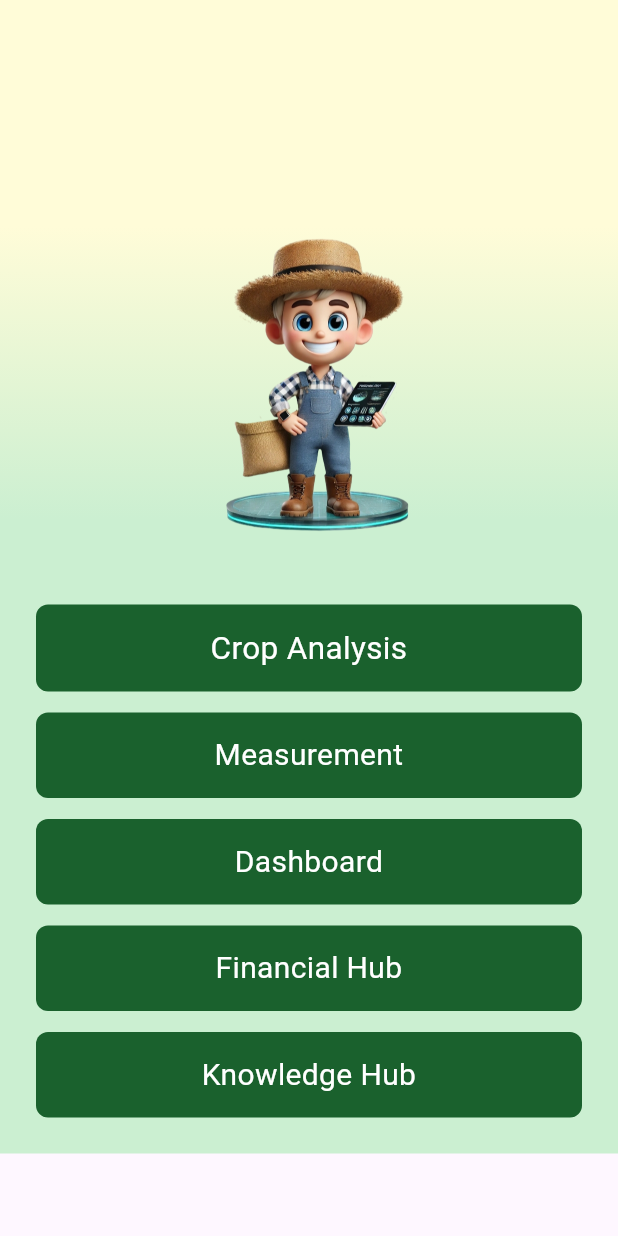
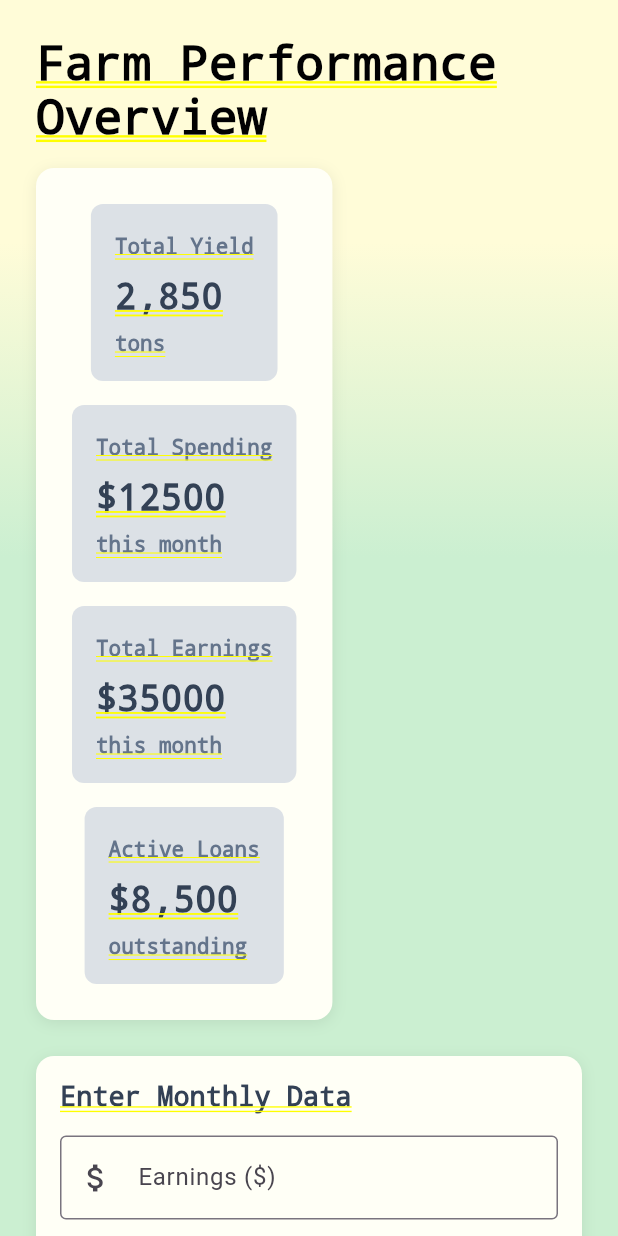
Before and after one commit to lingyuqian0301/farmplus, a Flutter app: the HomeScreen screen opened by its route, after a tap on "Dashboard", on a phone screen of 412 x 824 dp. Run offline on Flutter 3.47's test engine with Material 3 defaults, Android fonts, the phone set to English and light mode, and no system bars; our stand-ins replace flutter_svg, google_fonts.

Commit message:
create folder for each page and add dashboard

```diff
--- a/lib/main.dart
+++ b/lib/main.dart
@@ -2,10 +2,11 @@ import 'package:flutter/material.dart';
 import 'package:flutter/services.dart';
 
 // Use relative path to screens directory
-import 'screens/welcome_screen.dart';
-import 'screens/login_screen.dart';
-import 'screens/home_screen.dart';
-import 'screens/measurement_screen.dart';
+import 'screens/welcome_screen/welcome_screen.dart';
+import 'screens/login_screen/login_screen.dart';
+import 'screens/homescreen/home_screen.dart';
+import 'screens/measurement_screen/measurement_screen.dart';
+import 'screens/farmer_dashboard_screen/farm_performance_overview.dart';
 
 void main() {
   WidgetsFlutterBinding.ensureInitialized();
@@ -33,6 +34,7 @@ class MyApp extends StatelessWidget {
         '/login': (context) => const LoginScreen(), // Add this route
         '/homepage': (context) => const HomeScreen(), // Add this route
         '/measurement': (context) => const MeasurementsScreen(), // Add this route
+        '/farm-dashboard': (context) => const FarmPerformanceOverview(), // Add this route
       },
     );
   }
--- /dev/null
+++ b/lib/screens/farmer_dashboard_screen/data_input_form.dart
@@ -0,0 +1,94 @@
+import 'package:flutter/material.dart';
+import 'package:flutter/services.dart';
+
+class DataInputForm extends StatelessWidget {
+  final Function(double earnings, double spending) onDataSubmitted;
+  final TextEditingController earningsController;
+  final TextEditingController spendingController;
+
+  const DataInputForm({
+    Key? key,
+    required this.onDataSubmitted,
+    required this.earningsController,
+    required this.spendingController,
+  }) : super(key: key);
+
+  @override
+  Widget build(BuildContext context) {
+    return Container(
+      padding: const EdgeInsets.all(16),
+      decoration: BoxDecoration(
+        color: const Color(0xFFFFFFF6),
+        borderRadius: BorderRadius.circular(12),
+        boxShadow: const [
+          BoxShadow(
+            color: Color(0x14000000),
+            blurRadius: 8,
+            offset: Offset(0, 2),
+          ),
+        ],
+      ),
+      child: Column(
+        crossAxisAlignment: CrossAxisAlignment.start,
+        children: [
+          const Text(
+            'Enter Monthly Data',
+            style: TextStyle(
+              fontSize: 18,
+              fontWeight: FontWeight.w600,
+              color: Color(0xFF334155),
+            ),
+          ),
+          const SizedBox(height: 16),
+          TextField(
+            controller: earningsController,
+            decoration: const InputDecoration(
+              labelText: 'Earnings (\$)',
+              border: OutlineInputBorder(),
+              prefixIcon: Icon(Icons.attach_money),
+            ),
+            keyboardType: const TextInputType.numberWithOptions(decimal: true),
+            inputFormatters: [
+              FilteringTextInputFormatter.allow(RegExp(r'^\d+\.?\d{0,2}')),
+            ],
+          ),
+          const SizedBox(height: 12),
+          TextField(
+            controller: spendingController,
+            decoration: const InputDecoration(
+              labelText: 'Spending (\$)',
+              border: OutlineInputBorder(),
+              prefixIcon: Icon(Icons.money_off),
+            ),
+            keyboardType: const TextInputType.numberWithOptions(decimal: true),
+            inputFormatters: [
+              FilteringTextInputFormatter.allow(RegExp(r'^\d+\.?\d{0,2}')),
+            ],
+          ),
+          const SizedBox(height: 16),
+          SizedBox(
+            width: double.infinity,
+            child: ElevatedButton(
+              onPressed: () {
+                final earnings = double.tryParse(earningsController.text) ?? 0;
+                final spending = double.tryParse(spendingController.text) ?? 0;
+                onDataSubmitted(earnings, spending);
+              },
+              style: ElevatedButton.styleFrom(
+                backgroundColor: const Color(0xFF4CAF50),
+                padding: const EdgeInsets.symmetric(vertical: 16),
+                shape: RoundedRectangleBorder(
+                  borderRadius: BorderRadius.circular(8),
+                ),
+              ),
+              child: const Text(
+                'Update Graph',
+                style: TextStyle(fontSize: 16),
+              ),
+            ),
+          ),
+        ],
+      ),
+    );
+  }
+}
--- /dev/null
+++ b/lib/screens/farmer_dashboard_screen/farm_performance_overview.dart
@@ -0,0 +1,170 @@
+import 'package:flutter/material.dart';
+import 'performance_stat_card.dart';
+import 'performance_graph.dart';
+import 'data_input_form.dart';
+import 'performance_data.dart';
+
+class FarmPerformanceOverview extends StatefulWidget {
+  const FarmPerformanceOverview({Key? key}) : super(key: key);
+
+  @override
+  State<FarmPerformanceOverview> createState() => _FarmPerformanceOverviewState();
+}
+
+class _FarmPerformanceOverviewState extends State<FarmPerformanceOverview> {
+  final List<PerformanceData> _performanceData = [];
+  final TextEditingController _earningsController = TextEditingController();
+  final TextEditingController _spendingController = TextEditingController();
+
+  double _totalEarnings = 35000;
+  double _totalSpending = 12500;
+
+  @override
+  void initState() {
+    super.initState();
+    // Initialize with some sample data
+    _performanceData.addAll([
+      PerformanceData(earnings: 35000, spending: 12500, date: DateTime.now().subtract(const Duration(days: 30))),
+      PerformanceData(earnings: 32000, spending: 11000, date: DateTime.now().subtract(const Duration(days: 25))),
+      PerformanceData(earnings: 38000, spending: 13500, date: DateTime.now().subtract(const Duration(days: 20))),
+      PerformanceData(earnings: 34000, spending: 12000, date: DateTime.now().subtract(const Duration(days: 15))),
+      PerformanceData(earnings: 36000, spending: 13000, date: DateTime.now().subtract(const Duration(days: 10))),
+      PerformanceData(earnings: 35000, spending: 12500, date: DateTime.now().subtract(const Duration(days: 5))),
+      PerformanceData(earnings: 37000, spending: 13200, date: DateTime.now()),
+    ]);
+  }
+
+  void _onDataSubmitted(double earnings, double spending) {
+    setState(() {
+      _totalEarnings = earnings;
+      _totalSpending = spending;
+
+      // Add new data point
+      _performanceData.add(PerformanceData(
+        earnings: earnings,
+        spending: spending,
+        date: DateTime.now(),
+      ));
+
+      // Keep only last 7 data points
+      if (_performanceData.length > 7) {
+        _performanceData.removeAt(0);
+      }
+    });
+  }
+
+  @override
+  Widget build(BuildContext context) {
+    return Container(
+      width: double.infinity,
+      decoration: const BoxDecoration(
+        gradient: LinearGradient(
+          begin: Alignment.topCenter,
+          end: Alignment.bottomCenter,
+          stops: [0.196, 0.451],
+          colors: [
+            Color(0xFFFFFCD8),
+            Color(0xFFCBEFD1),
+          ],
+        ),
+      ),
+      child: SingleChildScrollView(
+        padding: const EdgeInsets.all(24),
+        child: Center(
+          child: ConstrainedBox(
+            constraints: const BoxConstraints(maxWidth: 476),
+            child: Column(
+              crossAxisAlignment: CrossAxisAlignment.start,
+              children: [
+                const Text(
+                  'Farm Performance Overview',
+                  style: TextStyle(
+                    color: Color(0xFF010102),
+                    fontSize: 32,
+                    fontWeight: FontWeight.w700,
+                    height: 1.125,
+                  ),
+                ),
+                const SizedBox(height: 16),
+                Container(
+                  padding: const EdgeInsets.all(24),
+                  decoration: BoxDecoration(
+                    gradient: const LinearGradient(
+                      begin: Alignment.topCenter,
+                      end: Alignment.bottomCenter,
+                      colors: [Color(0xFFFFFFF6), Color(0xFFFFFFF6)],
+                    ),
+                    borderRadius: BorderRadius.circular(12),
+                    boxShadow: const [
+                      BoxShadow(
+                        color: Color(0x14000000),
+                        blurRadius: 8,
+                        offset: Offset(0, 2),
+                      ),
+                    ],
+                  ),
+                  child: Column(
+                    children: [
+                      const PerformanceStatCard(
+                        title: 'Total Yield',
+                        value: '2,850',
+                        subtitle: 'tons',
+                      ),
+                      const SizedBox(height: 16),
+                      PerformanceStatCard(
+                        title: 'Total Spending',
+                        value: '\$${_totalSpending.toStringAsFixed(0)}',
+                        subtitle: 'this month',
+                      ),
+                      const SizedBox(height: 16),
+                      PerformanceStatCard(
+                        title: 'Total Earnings',
+                        value: '\$${_totalEarnings.toStringAsFixed(0)}',
+                        subtitle: 'this month',
+                      ),
+                      const SizedBox(height: 16),
+                      const PerformanceStatCard(
+                        title: 'Active Loans',
+                        value: '\$8,500',
+                        subtitle: 'outstanding',
+                      ),
+                    ],
+                  ),
+                ),
+                const SizedBox(height: 24),
+                DataInputForm(
+                  onDataSubmitted: _onDataSubmitted,
+                  earningsController: _earningsController,
+                  spendingController: _spendingController,
+                ),
+                const SizedBox(height: 24),
+                Container(
+                  padding: const EdgeInsets.all(24),
+                  decoration: BoxDecoration(
+                    color: const Color(0xFFFFFFF6),
+                    borderRadius: BorderRadius.circular(12),
+                    boxShadow: const [
+                      BoxShadow(
+                        color: Color(0x14000000),
+                        blurRadius: 8,
+                        offset: Offset(0, 2),
+                      ),
+                    ],
+                  ),
+                  child: PerformanceGraph(data: _performanceData),
+                ),
+              ],
+            ),
+          ),
+        ),
+      ),
+    );
+  }
+
+  @override
+  void dispose() {
+    _earningsController.dispose();
+    _spendingController.dispose();
+    super.dispose();
+  }
+}
--- /dev/null
+++ b/lib/screens/farmer_dashboard_screen/performance_data.dart
@@ -0,0 +1,18 @@
+class PerformanceData {
+  final double earnings;
+  final double spending;
+  final DateTime date;
+
+  PerformanceData({
+    required this.earnings,
+    required this.spending,
+    required this.date,
+  });
+}
+
+class PerformanceDataPoint {
+  final double x;
+  final double y;
+
+  PerformanceDataPoint(this.x, this.y);
+}
--- /dev/null
+++ b/lib/screens/farmer_dashboard_screen/performance_graph.dart
@@ -0,0 +1,164 @@
+import 'package:flutter/material.dart';
+import 'dart:ui' as ui;
+import 'dart:math' as math;
+import 'performance_data.dart';
+
+class PerformanceGraph extends StatelessWidget {
+  final List<PerformanceData> data;
+
+  const PerformanceGraph({
+    Key? key,
+    required this.data,
+  }) : super(key: key);
+
+  @override
+  Widget build(BuildContext context) {
+    return Container(
+      width: double.infinity,
+      height: 388,
+      decoration: BoxDecoration(
+        color: const Color(0xFFFFFFF6),
+        borderRadius: BorderRadius.circular(12),
+      ),
+      child: CustomPaint(
+        painter: GraphPainter(data: data),
+        size: const Size(346, 388),
+      ),
+    );
+  }
+}
+
+class GraphPainter extends CustomPainter {
+  final List<PerformanceData> data;
+
+  GraphPainter({required this.data});
+
+  @override
+  void paint(Canvas canvas, Size size) {
+    final paint = Paint()
+      ..color = const Color(0xFFE5E7EB)
+      ..strokeWidth = 1
+      ..style = PaintingStyle.stroke;
+
+    // Draw vertical axis
+    canvas.drawLine(
+      const Offset(43.25, 397.7),
+      const Offset(43.25, 67.9),
+      paint,
+    );
+
+    // If no data, stop here
+    if (data.isEmpty) return;
+
+    // Calculate points for earnings and spending
+    final earningsPoints = _calculatePoints(data, true);
+    final spendingPoints = _calculatePoints(data, false);
+
+    // Draw earnings line (green)
+    _drawLine(canvas, earningsPoints, const Color(0xFF4CAF50));
+
+    // Draw spending line (orange)
+    _drawLine(canvas, spendingPoints, const Color(0xFFFF9800));
+
+    // Draw points
+    _drawPoints(canvas, earningsPoints, const Color(0xFF4CAF50));
+    _drawPoints(canvas, spendingPoints, const Color(0xFFFF9800));
+
+    // Draw Y-axis labels
+    _drawYAxisLabels(canvas);
+  }
+
+  List<Offset> _calculatePoints(List<PerformanceData> data, bool isEarnings) {
+    final points = <Offset>[];
+
+    // Find the maximum of all earnings/spending to scale the graph
+    final maxValue = data.fold<double>(0, (prev, curr) =>
+        math.max(prev, math.max(curr.earnings, curr.spending)));
+
+    // Horizontal spacing
+    final xStep = 259.5 / (data.length - 1);
+    // Vertical scale
+    final yScale = 330 / maxValue;
+
+    for (var i = 0; i < data.length; i++) {
+      final x = 43.25 + (i * xStep);
+      final y = 397.7 -
+          ((isEarnings ? data[i].earnings : data[i].spending) * yScale);
+      points.add(Offset(x, y));
+    }
+
+    return points;
+  }
+
+  void _drawLine(Canvas canvas, List<Offset> points, Color color) {
+    final linePaint = Paint()
+      ..color = color
+      ..strokeWidth = 2
+      ..style = PaintingStyle.stroke;
+
+    final path = Path();
+    if (points.isNotEmpty) {
+      path.moveTo(points.first.dx, points.first.dy);
+      for (var i = 1; i < points.length; i++) {
+        path.lineTo(points[i].dx, points[i].dy);
+      }
+    }
+
+    canvas.drawPath(path, linePaint);
+  }
+
+  void _drawPoints(Canvas canvas, List<Offset> points, Color color) {
+    final pointPaint = Paint()
+      ..color = color
+      ..style = PaintingStyle.fill;
+
+    for (var point in points) {
+      canvas.drawCircle(point, 3, pointPaint);
+    }
+  }
+
+  void _drawYAxisLabels(Canvas canvas) {
+    // Find the maximum of all earnings/spending to decide the label range
+    final maxValue = data.fold<double>(0, (prev, curr) =>
+        math.max(prev, math.max(curr.earnings, curr.spending)));
+
+    // We'll create 5 segments, so 6 labels from 0 to maxValue
+    final labelStep = maxValue / 5;
+    for (var i = 0; i <= 5; i++) {
+      final value = (labelStep * i).toStringAsFixed(0);
+      drawYAxisLabel(
+        canvas,
+        '\$$value',
+        Offset(25.95, 384.723 - (i * 58.8)),
+      );
+    }
+  }
+
+  /// Draws a Y-axis label at [offset].
+  /// Hardcodes the fontSize, fontFamily, and color.
+  void drawYAxisLabel(Canvas canvas, String text, Offset offset) {
+    const double fontSize = 12;
+    const String fontFamily = 'Inter';
+    const Color color = Color(0xFF64748B);
+
+    // Build a paragraph with the specified style
+    final paragraphBuilder = ui.ParagraphBuilder(
+      ui.ParagraphStyle(
+        fontSize: fontSize,
+        fontFamily: fontFamily,
+      ),
+    )
+      // Apply color or other properties
+      ..pushStyle(ui.TextStyle(color: color))
+      ..addText(text);
+
+    final paragraph = paragraphBuilder.build()
+      ..layout(const ui.ParagraphConstraints(width: 40));
+
+    // Draw the text paragraph at the desired offset
+    canvas.drawParagraph(paragraph, offset);
+  }
+
+  @override
+  bool shouldRepaint(CustomPainter oldDelegate) => true;
+}
--- /dev/null
+++ b/lib/screens/farmer_dashboard_screen/performance_stat_card.dart
@@ -0,0 +1,57 @@
+import 'package:flutter/material.dart';
+
+class PerformanceStatCard extends StatelessWidget {
+  final String title;
+  final String value;
+  final String subtitle;
+
+  const PerformanceStatCard({
+    Key? key,
+    required this.title,
+    required this.value,
+    required this.subtitle,
+  }) : super(key: key);
+
+  @override
+  Widget build(BuildContext context) {
+    return Container(
+      padding: const EdgeInsets.all(16),
+      decoration: BoxDecoration(
+        color: const Color(0xFFDCE1E6),
+        borderRadius: BorderRadius.circular(8),
+      ),
+      child: Column(
+        crossAxisAlignment: CrossAxisAlignment.start,
+        children: [
+          Text(
+            title,
+            style: const TextStyle(
+              color: Color(0xFF64748B),
+              fontSize: 14,
+              height: 1.5,
+            ),
+          ),
+          const SizedBox(height: 4),
+          Text(
+            value,
+            style: const TextStyle(
+              color: Color(0xFF334155),
+              fontSize: 24,
+              fontWeight: FontWeight.w700,
+              height: 1.5,
+            ),
+          ),
+          const SizedBox(height: 4),
+          Text(
+            subtitle,
+            style: const TextStyle(
+              color: Color(0xFF64748B),
+              fontSize: 14,
+              height: 1.5,
+            ),
+          ),
+        ],
+      ),
+    );
+  }
+}
--- a/lib/screens/home_screen.dart
+++ b/lib/screens/homescreen/home_screen.dart
@@ -1,6 +1,7 @@
 import 'package:flutter/material.dart';
 import 'menu_item.dart';
-import 'measurement_screen.dart';
+import '../measurement_screen/measurement_screen.dart';
+import '../farmer_dashboard_screen/farm_performance_overview.dart';
 
 class HomeScreen extends StatelessWidget {
   const HomeScreen({Key? key}) : super(key: key);
@@ -77,7 +78,12 @@ class HomeScreen extends StatelessWidget {
                             title: 'Dashboard',
                             fontSize: 20,
                             onTap: () {
-                              // TODO: Navigate to Dashboard screen
+                                Navigator.push(
+                                context,
+                                MaterialPageRoute(
+                                  builder: (context) => const FarmPerformanceOverview(),
+                                ),
+                              );
                             },
                           ),
                           const SizedBox(height: 14),
--- a/lib/screens/login_screen.dart
+++ b/lib/screens/login_screen/login_screen.dart
@@ -2,7 +2,7 @@ import 'package:flutter/material.dart';
 import 'package:google_fonts/google_fonts.dart';
 import 'custom_input_field.dart';
 import 'social_login_button.dart';
-import 'home_screen.dart'; // Add your HomeScreen import
+import '../homescreen/home_screen.dart'; // Add your HomeScreen import
 
 class LoginScreen extends StatefulWidget {
   const LoginScreen({Key? key}) : super(key: key);
--- a/lib/screens/auth_button.dart
+++ b/lib/screens/welcome_screen/auth_button.dart
@@ -1,6 +1,6 @@
 import 'package:flutter/material.dart';
 import 'package:google_fonts/google_fonts.dart';
-import '../theme/app_colors.dart';
+import '../../theme/app_colors.dart';
 
 class AuthButton extends StatelessWidget {
   final String text;
--- a/lib/screens/welcome_screen.dart
+++ b/lib/screens/welcome_screen/welcome_screen.dart
@@ -1,8 +1,8 @@
 import 'package:flutter/material.dart';
 import 'package:google_fonts/google_fonts.dart';
 import 'auth_button.dart';
-import '../theme/app_colors.dart';
-import 'login_screen.dart';
+import '../../theme/app_colors.dart';
+import '../login_screen/login_screen.dart';
 
 class WelcomeScreen extends StatelessWidget {
   const WelcomeScreen({Key? key}) : super(key: key);
```
Also changed, not shown: lib/screens/homescreen/menu_item.dart (renamed from lib/screens/menu_item.dart), lib/screens/login_screen/custom_input_field.dart (renamed from lib/screens/custom_input_field.dart), lib/screens/login_screen/social_login_button.dart (renamed from lib/screens/social_login_button.dart), lib/screens/measurement_screen/measurement_card.dart (renamed from lib/screens/measurement_card.dart), lib/screens/measurement_screen/measurement_color.dart (renamed from lib/screens/measurement_color.dart), lib/screens/measurement_screen/measurement_screen.dart (renamed from lib/screens/measurement_screen.dart), lib/screens/measurement_screen/status_indicator.dart (renamed from lib/screens/status_indicator.dart).
